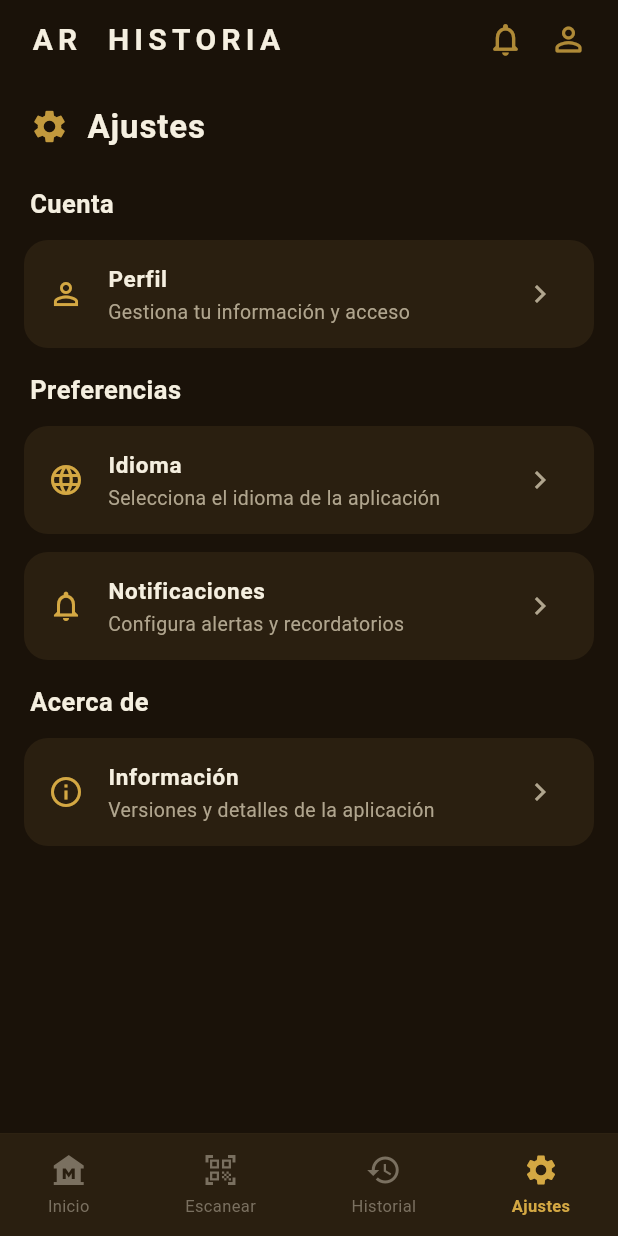
After one commit to Pekas857/Aplicasion011, a Flutter app: the screen it shows after launch, item 4 of the bottom bar chosen, on a phone screen of 412 x 824 dp. The commit adds this screen. Run offline on Flutter 3.47's test engine with Material 3 defaults, Android fonts, the phone set to English and light mode, and no system bars.

Commit message:
Interfas de ajustes

```diff
--- a/lib/screens/home_screen.dart
+++ b/lib/screens/home_screen.dart
@@ -6,6 +6,7 @@ import '../widgets/civilization_chips.dart';
 import '../widgets/collection_item.dart';
 import '../widgets/page_indicator.dart';
 import '../widgets/bottom_nav_bar.dart';
+import 'settings_screen.dart';
 
 class HomeScreen extends StatefulWidget {
   const HomeScreen({super.key});
@@ -17,50 +18,8 @@ class HomeScreen extends StatefulWidget {
 class _HomeScreenState extends State<HomeScreen> {
   int _navIndex = 0;
 
-  @override
-  Widget build(BuildContext context) {
-    return Scaffold(
-      body: SafeArea(
-        bottom: false,
-        child: Column(
-          children: [
-            // App bar
-            Padding(
-              padding: const EdgeInsets.symmetric(horizontal: 20, vertical: 12),
-              child: Row(
-                mainAxisAlignment: MainAxisAlignment.spaceBetween,
-                children: [
-                  const Text(
-                    'AR  HISTORIA',
-                    style: TextStyle(
-                      fontSize: 20,
-                      fontWeight: FontWeight.w700,
-                      letterSpacing: 3.5,
-                      color: AppColors.textPrimary,
-                    ),
-                  ),
-                  Row(
-                    children: [
-                      Icon(
-                        Icons.notifications_none_rounded,
-                        color: AppColors.gold.withValues(alpha: 0.8),
-                        size: 26,
-                      ),
-                      const SizedBox(width: 16),
-                      Icon(
-                        Icons.person_outline_rounded,
-                        color: AppColors.gold.withValues(alpha: 0.8),
-                        size: 26,
-                      ),
-                    ],
-                  ),
-                ],
-              ),
-            ),
-
-            // Content
-            Expanded(
-              child: SingleChildScrollView(
+  Widget _buildHomeContent() {
+    return SingleChildScrollView(
       physics: const BouncingScrollPhysics(),
       child: Column(
         crossAxisAlignment: CrossAxisAlignment.start,
@@ -152,16 +111,111 @@ class _HomeScreenState extends State<HomeScreen> {
             padding: const EdgeInsets.symmetric(horizontal: 20),
             child: Column(
               children: sampleArtifacts
-                            .map((artifact) =>
-                                CollectionItem(artifact: artifact))
+                  .map((artifact) => CollectionItem(artifact: artifact))
                   .toList(),
             ),
           ),
           const SizedBox(height: 20),
         ],
       ),
+    );
+  }
+
+  Widget _buildPage() {
+    switch (_navIndex) {
+      case 1:
+        return Center(
+          child: Padding(
+            padding: const EdgeInsets.symmetric(horizontal: 20, vertical: 30),
+            child: Column(
+              mainAxisAlignment: MainAxisAlignment.center,
+              children: const [
+                Icon(Icons.qr_code_scanner, size: 80, color: AppColors.gold),
+                SizedBox(height: 20),
+                Text(
+                  'Escanea una pieza para descubrir más historia.',
+                  textAlign: TextAlign.center,
+                  style: TextStyle(
+                    fontSize: 16,
+                    color: AppColors.textSecondary,
                   ),
                 ),
+              ],
+            ),
+          ),
+        );
+      case 2:
+        return Center(
+          child: Padding(
+            padding: const EdgeInsets.symmetric(horizontal: 20, vertical: 30),
+            child: Column(
+              mainAxisAlignment: MainAxisAlignment.center,
+              children: const [
+                Icon(Icons.history, size: 80, color: AppColors.gold),
+                SizedBox(height: 20),
+                Text(
+                  'Aquí aparecerá tu historial de exploraciones.',
+                  textAlign: TextAlign.center,
+                  style: TextStyle(
+                    fontSize: 16,
+                    color: AppColors.textSecondary,
+                  ),
+                ),
+              ],
+            ),
+          ),
+        );
+      case 3:
+        return const SettingsScreen();
+      case 0:
+      default:
+        return _buildHomeContent();
+    }
+  }
+
+  @override
+  Widget build(BuildContext context) {
+    return Scaffold(
+      body: SafeArea(
+        bottom: false,
+        child: Column(
+          children: [
+            // App bar
+            Padding(
+              padding: const EdgeInsets.symmetric(horizontal: 20, vertical: 12),
+              child: Row(
+                mainAxisAlignment: MainAxisAlignment.spaceBetween,
+                children: [
+                  const Text(
+                    'AR  HISTORIA',
+                    style: TextStyle(
+                      fontSize: 20,
+                      fontWeight: FontWeight.w700,
+                      letterSpacing: 3.5,
+                      color: AppColors.textPrimary,
+                    ),
+                  ),
+                  Row(
+                    children: [
+                      Icon(
+                        Icons.notifications_none_rounded,
+                        color: AppColors.gold.withValues(alpha: 0.8),
+                        size: 26,
+                      ),
+                      const SizedBox(width: 16),
+                      Icon(
+                        Icons.person_outline_rounded,
+                        color: AppColors.gold.withValues(alpha: 0.8),
+                        size: 26,
+                      ),
+                    ],
+                  ),
+                ],
+              ),
+            ),
+
+            // Content
+            Expanded(child: _buildPage()),
 
             // Bottom navigation
             BottomNavBar(
--- /dev/null
+++ b/lib/screens/settings_screen.dart
@@ -0,0 +1,126 @@
+import 'package:flutter/material.dart';
+import '../theme/app_theme.dart';
+
+class SettingsScreen extends StatelessWidget {
+  const SettingsScreen({super.key});
+
+  Widget _buildSectionTitle(String title) {
+    return Padding(
+      padding: const EdgeInsets.symmetric(horizontal: 20),
+      child: Text(
+        title,
+        style: const TextStyle(
+          fontSize: 17,
+          fontWeight: FontWeight.w600,
+          color: AppColors.textPrimary,
+          letterSpacing: 0.3,
+        ),
+      ),
+    );
+  }
+
+  Widget _buildTile({
+    required IconData icon,
+    required String title,
+    required String subtitle,
+    VoidCallback? onTap,
+  }) {
+    return Container(
+      margin: const EdgeInsets.symmetric(horizontal: 16),
+      decoration: BoxDecoration(
+        color: AppColors.surface,
+        borderRadius: BorderRadius.circular(16),
+      ),
+      child: ListTile(
+        leading: Icon(icon, color: AppColors.gold),
+        title: Text(
+          title,
+          style: const TextStyle(
+            fontSize: 15,
+            fontWeight: FontWeight.w600,
+            color: AppColors.textPrimary,
+          ),
+        ),
+        subtitle: Text(
+          subtitle,
+          style: const TextStyle(fontSize: 13, color: AppColors.textSecondary),
+        ),
+        trailing: const Icon(
+          Icons.chevron_right,
+          color: AppColors.textSecondary,
+        ),
+        onTap: onTap,
+      ),
+    );
+  }
+
+  @override
+  Widget build(BuildContext context) {
+    return SingleChildScrollView(
+      physics: const BouncingScrollPhysics(),
+      child: Column(
+        crossAxisAlignment: CrossAxisAlignment.start,
+        children: [
+          const SizedBox(height: 16),
+          Padding(
+            padding: const EdgeInsets.symmetric(horizontal: 20),
+            child: Row(
+              children: [
+                Icon(
+                  Icons.settings,
+                  color: AppColors.gold.withValues(alpha: 0.9),
+                  size: 26,
+                ),
+                const SizedBox(width: 12),
+                const Text(
+                  'Ajustes',
+                  style: TextStyle(
+                    fontSize: 22,
+                    fontWeight: FontWeight.w700,
+                    color: AppColors.textPrimary,
+                    letterSpacing: 0.6,
+                  ),
+                ),
+              ],
+            ),
+          ),
+          const SizedBox(height: 24),
+          _buildSectionTitle('Cuenta'),
+          const SizedBox(height: 12),
+          _buildTile(
+            icon: Icons.person_outline,
+            title: 'Perfil',
+            subtitle: 'Gestiona tu información y acceso',
+            onTap: () {},
+          ),
+          const SizedBox(height: 16),
+          _buildSectionTitle('Preferencias'),
+          const SizedBox(height: 12),
+          _buildTile(
+            icon: Icons.language,
+            title: 'Idioma',
+            subtitle: 'Selecciona el idioma de la aplicación',
+            onTap: () {},
+          ),
+          const SizedBox(height: 12),
+          _buildTile(
+            icon: Icons.notifications_none,
+            title: 'Notificaciones',
+            subtitle: 'Configura alertas y recordatorios',
+            onTap: () {},
+          ),
+          const SizedBox(height: 16),
+          _buildSectionTitle('Acerca de'),
+          const SizedBox(height: 12),
+          _buildTile(
+            icon: Icons.info_outline,
+            title: 'Información',
+            subtitle: 'Versiones y detalles de la aplicación',
+            onTap: () {},
+          ),
+          const SizedBox(height: 24),
+        ],
+      ),
+    );
+  }
+}
```
Lines whose indentation alone changed are shown as unchanged.
